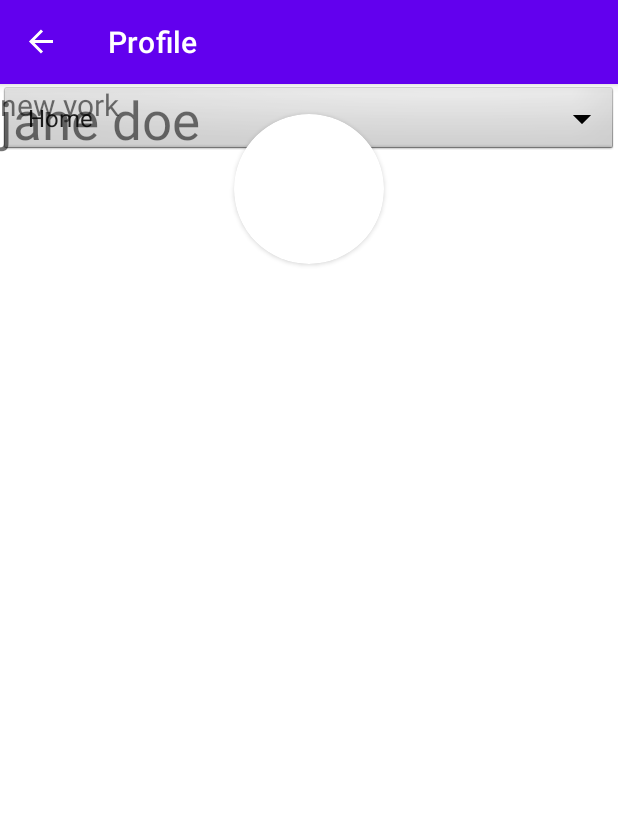
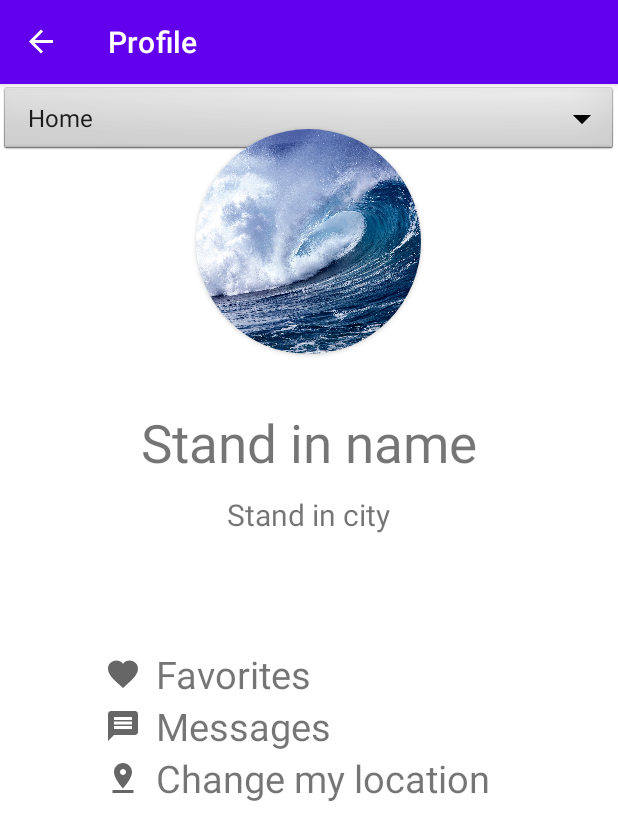
Before and after one commit to wliu11/chomp, an Android app: the Profile screen opened through its navigation route, on a phone screen of 412 x 824 dp. Shown: the top 840 px of the screen. Run offline under Robolectric (Android 15) with nearby library versions, the light colour scheme and no system bars; our stand-ins replace Firebase (no records; nobody signed in at launch, a user with empty details on screens opened directly), navigation-ui; libraries missing offline, so code that uses them is left out: com.firebase.ui; 1 statement that could not run was skipped.

Commit message:
Profile layout basics complete

```diff
--- a/app/src/main/java/com/example/chomp/view/HomeFragment.kt
+++ b/app/src/main/java/com/example/chomp/view/HomeFragment.kt
@@ -42,8 +42,6 @@ class HomeFragment :
     override fun onViewCreated(view: View, savedInstanceState: Bundle?) {
         super.onViewCreated(view, savedInstanceState)
 
-        view.findViewById<Button>(R.id.button_first).setOnClickListener {
-            findNavController().navigate(R.id.action_HomeFragment_to_ProfileFragment)
-        }
+
     }
 }
--- a/app/src/main/java/com/example/chomp/view/Profile.kt
+++ b/app/src/main/java/com/example/chomp/view/Profile.kt
@@ -32,8 +32,6 @@ class Profile : Fragment() {
     override fun onViewCreated(view: View, savedInstanceState: Bundle?) {
         super.onViewCreated(view, savedInstanceState)
 
-        view.findViewById<Button>(R.id.toHome).setOnClickListener {
-            findNavController().navigate(R.id.action_Profile_to_HomeFragment)
-        }
+
     }
 }
--- /dev/null
+++ b/app/src/main/res/drawable/ic_baseline_favorite_24.xml
@@ -0,0 +1,10 @@
+<vector xmlns:android="http://schemas.android.com/apk/res/android"
+    android:width="24dp"
+    android:height="24dp"
+    android:viewportWidth="24"
+    android:viewportHeight="24"
+    android:tint="?attr/colorControlNormal">
+  <path
+      android:fillColor="@android:color/white"
+      android:pathData="M12,21.35l-1.45,-1.32C5.4,15.36 2,12.28 2,8.5 2,5.42 4.42,3 7.5,3c1.74,0 3.41,0.81 4.5,2.09C13.09,3.81 14.76,3 16.5,3 19.58,3 22,5.42 22,8.5c0,3.78 -3.4,6.86 -8.55,11.54L12,21.35z"/>
+</vector>
--- /dev/null
+++ b/app/src/main/res/drawable/ic_baseline_message_24.xml
@@ -0,0 +1,10 @@
+<vector xmlns:android="http://schemas.android.com/apk/res/android"
+    android:width="24dp"
+    android:height="24dp"
+    android:viewportWidth="24"
+    android:viewportHeight="24"
+    android:tint="?attr/colorControlNormal">
+  <path
+      android:fillColor="@android:color/white"
+      android:pathData="M20,2L4,2c-1.1,0 -1.99,0.9 -1.99,2L2,22l4,-4h14c1.1,0 2,-0.9 2,-2L22,4c0,-1.1 -0.9,-2 -2,-2zM18,14L6,14v-2h12v2zM18,11L6,11L6,9h12v2zM18,8L6,8L6,6h12v2z"/>
+</vector>
--- /dev/null
+++ b/app/src/main/res/drawable/ic_baseline_pin_drop_24.xml
@@ -0,0 +1,10 @@
+<vector xmlns:android="http://schemas.android.com/apk/res/android"
+    android:width="24dp"
+    android:height="24dp"
+    android:viewportWidth="24"
+    android:viewportHeight="24"
+    android:tint="?attr/colorControlNormal">
+  <path
+      android:fillColor="@android:color/white"
+      android:pathData="M18,8c0,-3.31 -2.69,-6 -6,-6S6,4.69 6,8c0,4.5 6,11 6,11s6,-6.5 6,-11zM10,8c0,-1.1 0.9,-2 2,-2s2,0.9 2,2 -0.89,2 -2,2c-1.1,0 -2,-0.9 -2,-2zM5,20v2h14v-2L5,20z"/>
+</vector>
--- a/app/src/main/res/layout/profile_layout.xml
+++ b/app/src/main/res/layout/profile_layout.xml
@@ -1,44 +1,98 @@
 <?xml version="1.0" encoding="utf-8"?>
-<RelativeLayout xmlns:android="http://schemas.android.com/apk/res/android"
+<LinearLayout
+    xmlns:android="http://schemas.android.com/apk/res/android"
     xmlns:app="http://schemas.android.com/apk/res-auto"
     android:layout_width="match_parent"
-    android:layout_height="match_parent">
+    android:layout_height="match_parent"
+    android:orientation="vertical">
+
+    <LinearLayout
+        android:layout_width="match_parent"
+        android:layout_height="wrap_content"
+        android:orientation="vertical"
+        android:gravity="center"
+        >
 
         <androidx.cardview.widget.CardView
             android:id="@+id/myCardView"
-        android:layout_width="100dp"
-        android:layout_height="100dp"
-        app:cardCornerRadius="50dp"
-        android:layout_centerHorizontal="true"
-        android:layout_marginTop="20dp"
+            android:layout_width="150dp"
+            android:layout_height="150dp"
+            app:cardCornerRadius="75dp"
+            android:layout_marginTop="40dp"
+            android:layout_margin="30dp"
             >
 
             <ImageView
-            android:layout_width="200dp"
-            android:layout_height="200dp"
+                android:id="@+id/profilePic"
+                android:layout_width="wrap_content"
+                android:layout_height="match_parent"
                 android:scaleType="centerCrop"
-            android:id="@+id/profilePic"
-            />
+                android:src="@drawable/wave"
+                android:contentDescription="@string/profile_picture" />
 
         </androidx.cardview.widget.CardView>
-
-
 
         <TextView
             android:layout_width="wrap_content"
             android:layout_height="wrap_content"
-        android:textSize="35dp"
+            android:textSize="35sp"
             android:id="@+id/nameProfilePage"
-        android:text="jane doe"
+            android:text="Stand in name"
+            android:layout_margin="5dp"
             />
 
         <TextView
             android:layout_width="wrap_content"
             android:layout_height="wrap_content"
-        android:textSize="20dp"
-        android:id="@+id/cityProfilePage"
-        android:text="new york"
+            android:textSize="20sp"
+            android:id="@+id/locationProfilePage"
+            android:text="Stand in city"
+            android:layout_margin="5dp"
             />
 
+    </LinearLayout>
 
-</RelativeLayout>
+    <LinearLayout
+        android:layout_width="match_parent"
+        android:layout_height="wrap_content"
+        android:layout_margin="50dp"
+        android:orientation="vertical"
+        android:padding="20dp"
+
+        >
+
+        <TextView
+            android:layout_width="match_parent"
+            android:layout_height="wrap_content"
+            android:id="@+id/favoritesProfilePage"
+            android:text="@string/favorites"
+            android:textSize="25sp"
+            android:gravity="start"
+            android:drawablePadding="10dp"
+            app:drawableLeftCompat="@drawable/ic_baseline_favorite_24" />
+
+        <TextView
+            android:layout_width="match_parent"
+            android:layout_height="wrap_content"
+            android:id="@+id/messagesProfilePage"
+            android:text="@string/messages"
+            android:textSize="25sp"
+            android:gravity="start"
+            android:drawablePadding="10dp"
+            app:drawableLeftCompat="@drawable/ic_baseline_message_24" />
+
+
+        <TextView
+            android:layout_width="match_parent"
+            android:layout_height="wrap_content"
+            android:id="@+id/locationChangeProfilePage"
+            android:text="@string/change_my_location"
+            android:textSize="25sp"
+            android:gravity="start"
+            android:drawablePadding="10dp"
+            app:drawableLeftCompat="@drawable/ic_baseline_pin_drop_24"/>
+
+
+    </LinearLayout>
+
+</LinearLayout>
--- a/app/src/main/res/values/strings.xml
+++ b/app/src/main/res/values/strings.xml
@@ -1,4 +1,8 @@
 <resources>
     <string name="app_name">chomp</string>
     <string name="action_settings">Settings</string>
+    <string name="favorites">Favorites</string>
+    <string name="messages">Messages</string>
+    <string name="change_my_location">Change my location</string>
+    <string name="profile_picture">Profile picture</string>
 </resources>
--- a/build.gradle
+++ b/build.gradle
@@ -6,7 +6,7 @@ buildscript {
         jcenter()
     }
     dependencies {
-        classpath "com.android.tools.build:gradle:4.1.0"
+        classpath 'com.android.tools.build:gradle:4.1.1'
         classpath "org.jetbrains.kotlin:kotlin-gradle-plugin:$kotlin_version"
 
         classpath 'com.google.gms:google-services:4.3.4'
```
Also changed, not shown: app/src/main/res/drawable/ic_baseline_favorite_border_24.xml (added, +10 -0 lines), app/src/main/res/drawable/ic_baseline_home_24.xml (added, +10 -0 lines), app/src/main/res/drawable/ic_baseline_send_24.xml (added, +11 -0 lines), app/src/main/res/drawable/ic_baseline_sentiment_dissatisfied_24.xml (added, +16 -0 lines), app/src/main/res/drawable/ic_baseline_sentiment_satisfied_24.xml (added, +16 -0 lines), app/src/main/res/drawable/ic_baseline_sentiment_satisfied_alt_24.xml (added, +22 -0 lines), app/src/main/res/drawable/ic_baseline_sentiment_very_dissatisfied_24.xml (added, +16 -0 lines), app/src/main/res/drawable/ic_baseline_sentiment_very_satisfied_24.xml (added, +16 -0 lines), app/src/main/res/drawable/ic_baseline_star_24.xml (added, +10 -0 lines), app/src/main/res/layout/fragment_home.xml (+1 -10 lines), app/src/main/res/drawable/wave.jpg (added). Lines whose indentation alone changed are shown as unchanged.
